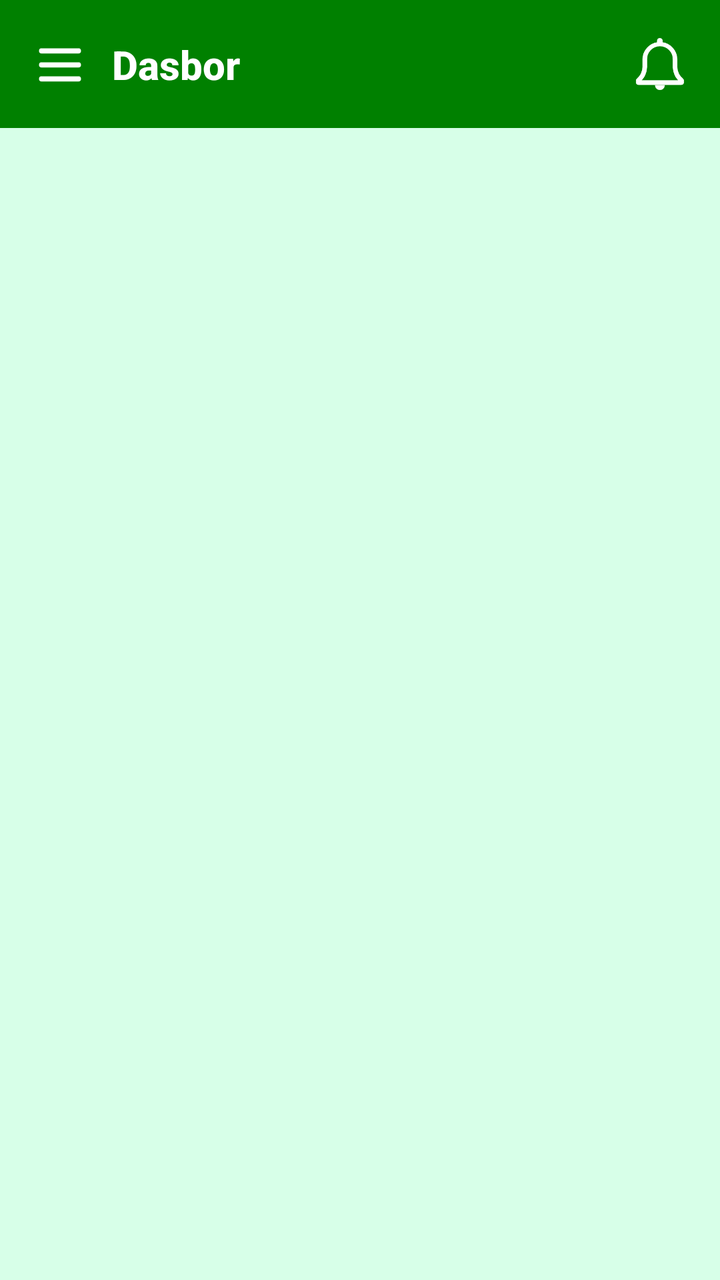
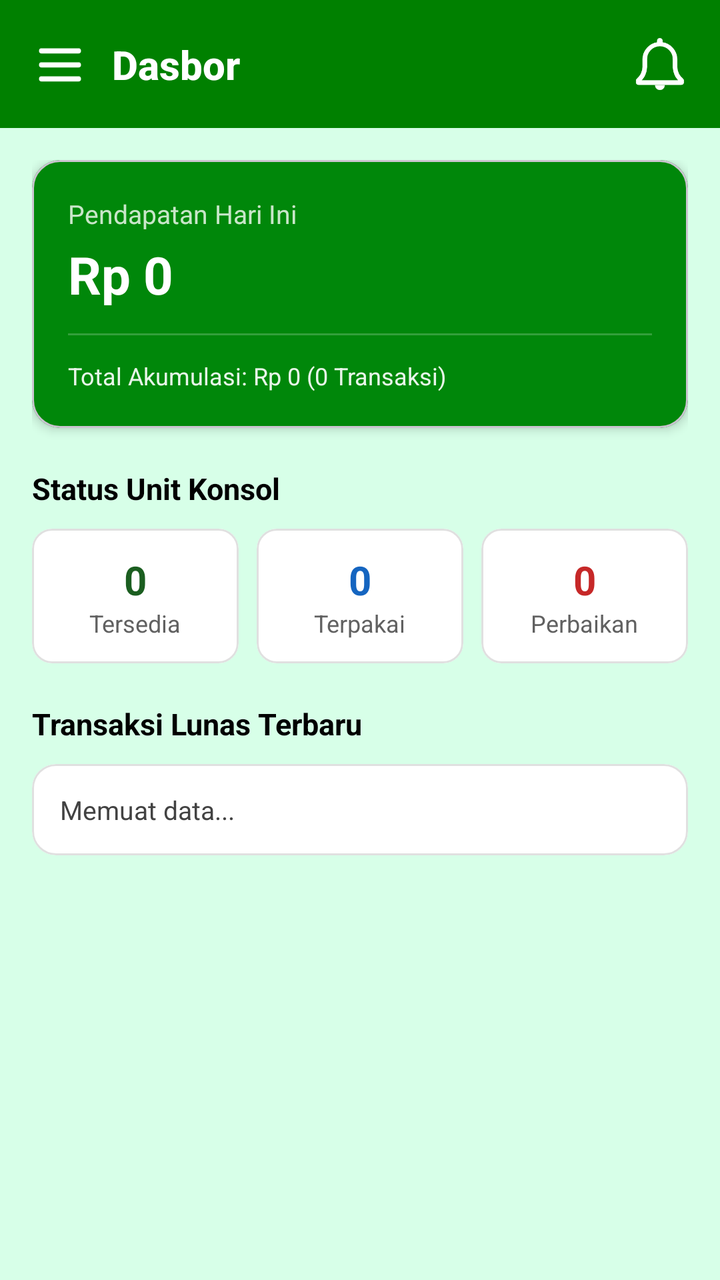

Before-and-after screenshots of an Android layout around one commit, followed by the original layout XML and the change that was made.
<!-- AndroidManifest.xml: application theme Theme.Mrstango -->
<!-- res/layout/fragment_dashboard.xml -->
<?xml version="1.0" encoding="utf-8"?>
<androidx.constraintlayout.widget.ConstraintLayout xmlns:android="http://schemas.android.com/apk/res/android"
    xmlns:tools="http://schemas.android.com/tools"
    android:layout_width="match_parent"
    android:layout_height="match_parent"
    xmlns:app="http://schemas.android.com/apk/res-auto"
    android:background="@color/light_green"
    tools:context=".owner.dashboard.DashboardFragment">

    
    <androidx.appcompat.widget.Toolbar
        android:id="@+id/toolbar"
        android:layout_width="0dp"
        android:layout_height="?attr/actionBarSize"
        android:background="#008000"
        app:contentInsetStart="0dp"
        app:layout_constraintTop_toTopOf="parent"
        app:layout_constraintStart_toStartOf="parent"
        app:layout_constraintEnd_toEndOf="parent">

        <androidx.constraintlayout.widget.ConstraintLayout
            android:layout_width="match_parent"
            android:layout_height="match_parent"
            android:paddingHorizontal="16dp">

            <ImageView
                android:id="@+id/iconMenu"
                android:layout_width="28dp"
                android:layout_height="28dp"
                android:src="@drawable/ic_menu"
                android:contentDescription="Menu"
                app:tint="@android:color/white"
                app:layout_constraintStart_toStartOf="parent"
                app:layout_constraintTop_toTopOf="parent"
                app:layout_constraintBottom_toBottomOf="parent"/>

            <TextView
                android:id="@+id/toolbarTitle"
                android:layout_width="0dp"
                android:layout_height="wrap_content"
                android:layout_marginStart="12dp"
                android:text="Dasbor"
                android:textColor="@android:color/white"
                android:textSize="20sp"
                android:fontFamily="sans-serif-medium"
                android:textStyle="bold"
                app:layout_constraintStart_toEndOf="@id/iconMenu"
                app:layout_constraintEnd_toStartOf="@id/iconNotif"
                app:layout_constraintTop_toTopOf="parent"
                app:layout_constraintBottom_toBottomOf="parent"/>

            <ImageView
                android:id="@+id/iconNotif"
                android:layout_width="28dp"
                android:layout_height="28dp"
                android:src="@drawable/ic_notification"
                android:contentDescription="Notifikasi"
                app:tint="@android:color/white"
                app:layout_constraintEnd_toEndOf="parent"
                app:layout_constraintTop_toTopOf="parent"
                app:layout_constraintBottom_toBottomOf="parent"/>
        </androidx.constraintlayout.widget.ConstraintLayout>
    </androidx.appcompat.widget.Toolbar>

    
    <LinearLayout
        android:id="@+id/contentLayout"
        android:layout_width="0dp"
        android:layout_height="0dp"
        android:orientation="vertical"
        android:paddingHorizontal="18dp"
        android:paddingTop="20dp"
        android:paddingBottom="12dp"
        app:layout_constraintTop_toBottomOf="@id/toolbar"
        app:layout_constraintBottom_toBottomOf="parent"
        app:layout_constraintStart_toStartOf="parent"
        app:layout_constraintEnd_toEndOf="parent">
    </LinearLayout>

</androidx.constraintlayout.widget.ConstraintLayout>
<!-- resources referenced by this layout -->
<resources>
  <color name="light_green">#D7FFE8</color>
  <!-- drawable ic_menu (drawable) -->
  <vector xmlns:android="http://schemas.android.com/apk/res/android"
      android:width="16dp"
      android:height="16dp"
      android:viewportWidth="16"
      android:viewportHeight="16">
    <path
        android:pathData="m2.75,12.25h10.5m-10.5,-4h10.5m-10.5,-4h10.5"
        android:strokeLineJoin="round"
        android:strokeWidth="1.5"
        android:fillColor="#00000000"
        android:strokeColor="@color/black"
        android:strokeLineCap="round"/>
  </vector>
  <!-- drawable ic_notification (drawable) -->
  <vector xmlns:android="http://schemas.android.com/apk/res/android"
      android:width="36dp"
      android:height="36dp"
      android:viewportWidth="36"
      android:viewportHeight="36">
    <path
        android:pathData="M32.51,27.83A14.4,14.4 0,0 1,30 24.9a12.6,12.6 0,0 1,-1.35 -4.81v-4.94A10.81,10.81 0,0 0,19.21 4.4V3.11a1.33,1.33 0,1 0,-2.67 0v1.31a10.81,10.81 0,0 0,-9.33 10.73v4.94a12.6,12.6 0,0 1,-1.35 4.81a14.4,14.4 0,0 1,-2.47 2.93a1,1 0,0 0,-0.34 0.75v1.36a1,1 0,0 0,1 1h27.8a1,1 0,0 0,1 -1v-1.36a1,1 0,0 0,-0.34 -0.75M5.13,28.94a16.2,16.2 0,0 0,2.44 -3a14.2,14.2 0,0 0,1.65 -5.85v-4.94a8.74,8.74 0,1 1,17.47 0v4.94a14.2,14.2 0,0 0,1.65 5.85a16.2,16.2 0,0 0,2.44 3Z"
        android:strokeWidth="1"
        android:strokeColor="@color/black"
        android:fillColor="@color/black"/>
    <path
        android:pathData="M18,34.28A2.67,2.67 0,0 0,20.58 32h-5.26A2.67,2.67 0,0 0,18 34.28"
        android:strokeWidth="1"
        android:strokeColor="@color/black"
        android:fillColor="@color/black"/>
  </vector>
  <style name="Theme.Mrstango" parent="Base.Theme.Mrstango" />
  <color name="black">#FF000000</color>
  <style name="Base.Theme.Mrstango" parent="Theme.Material3.DayNight.NoActionBar">
          
          
      </style>
</resources>

<!-- the commit's change to res/layout/fragment_dashboard.xml (unified diff, before → after) -->
@@ -64,17 +64,221 @@
 
     
     <LinearLayout
-        android:id="@+id/contentLayout"
-        android:layout_width="0dp"
-        android:layout_height="0dp"
+        android:layout_width="match_parent"
+        android:layout_height="wrap_content"
         android:orientation="vertical"
-        android:paddingHorizontal="18dp"
-        android:paddingTop="20dp"
-        android:paddingBottom="12dp"
-        app:layout_constraintTop_toBottomOf="@id/toolbar"
-        app:layout_constraintBottom_toBottomOf="parent"
+        android:padding="16dp"
+        app:layout_constraintEnd_toEndOf="parent"
         app:layout_constraintStart_toStartOf="parent"
-        app:layout_constraintEnd_toEndOf="parent">
+        app:layout_constraintTop_toBottomOf="@+id/toolbar">
+
+        
+        <com.google.android.material.card.MaterialCardView
+            android:layout_width="match_parent"
+            android:layout_height="wrap_content"
+            app:cardBackgroundColor="@color/dark_green"
+            app:cardCornerRadius="14dp"
+            app:cardElevation="3dp">
+
+            <LinearLayout
+                android:layout_width="match_parent"
+                android:layout_height="wrap_content"
+                android:orientation="vertical"
+                android:padding="18dp">
+
+                <TextView
+                    android:layout_width="wrap_content"
+                    android:layout_height="wrap_content"
+                    android:text="Pendapatan Hari Ini"
+                    android:textColor="#C8E6C9"
+                    android:textSize="13sp" />
+
+                <TextView
+                    android:id="@+id/tvTodayRevenue"
+                    android:layout_width="wrap_content"
+                    android:layout_height="wrap_content"
+                    android:layout_marginTop="4dp"
+                    android:text="Rp 0"
+                    android:textColor="@android:color/white"
+                    android:textSize="26sp"
+                    android:textStyle="bold" />
+
+                <View
+                    android:layout_width="match_parent"
+                    android:layout_height="1dp"
+                    android:layout_marginVertical="12dp"
+                    android:background="#33FFFFFF" />
+
+                <TextView
+                    android:id="@+id/tvTotalAllRevenue"
+                    android:layout_width="wrap_content"
+                    android:layout_height="wrap_content"
+                    android:text="Total Akumulasi: Rp 0 (0 Transaksi)"
+                    android:textColor="#E8F5E9"
+                    android:textSize="12sp" />
+            </LinearLayout>
+        </com.google.android.material.card.MaterialCardView>
+
+        
+        <TextView
+            android:layout_width="wrap_content"
+            android:layout_height="wrap_content"
+            android:layout_marginTop="20dp"
+            android:text="Status Unit Konsol"
+            android:textColor="@android:color/black"
+            android:textSize="15sp"
+            android:textStyle="bold" />
+
+        <LinearLayout
+            android:layout_width="match_parent"
+            android:layout_height="wrap_content"
+            android:layout_marginTop="10dp"
+            android:orientation="horizontal">
+
+            <com.google.android.material.card.MaterialCardView
+                android:layout_width="0dp"
+                android:layout_height="wrap_content"
+                android:layout_marginEnd="6dp"
+                android:layout_weight="1"
+                app:cardBackgroundColor="@android:color/white"
+                app:cardCornerRadius="10dp"
+                app:strokeColor="#E0E0E0"
+                app:strokeWidth="1dp">
+
+                <LinearLayout
+                    android:layout_width="match_parent"
+                    android:layout_height="wrap_content"
+                    android:gravity="center"
+                    android:orientation="vertical"
+                    android:padding="12dp">
+
+                    <TextView
+                        android:id="@+id/tvCountAvailable"
+                        android:layout_width="wrap_content"
+                        android:layout_height="wrap_content"
+                        android:text="0"
+                        android:textColor="#1B5E20"
+                        android:textSize="20sp"
+                        android:textStyle="bold" />
+
+                    <TextView
+                        android:layout_width="wrap_content"
+                        android:layout_height="wrap_content"
+                        android:text="Tersedia"
+                        android:textColor="#616161"
+                        android:textSize="12sp" />
+                </LinearLayout>
+            </com.google.android.material.card.MaterialCardView>
+
+            <com.google.android.material.card.MaterialCardView
+                android:layout_width="0dp"
+                android:layout_height="wrap_content"
+                android:layout_marginHorizontal="3dp"
+                android:layout_weight="1"
+                app:cardBackgroundColor="@android:color/white"
+                app:cardCornerRadius="10dp"
+                app:strokeColor="#E0E0E0"
+                app:strokeWidth="1dp">
+
+                <LinearLayout
+                    android:layout_width="match_parent"
+                    android:layout_height="wrap_content"
+                    android:gravity="center"
+                    android:orientation="vertical"
+                    android:padding="12dp">
+
+                    <TextView
+                        android:id="@+id/tvCountActive"
+                        android:layout_width="wrap_content"
+                        android:layout_height="wrap_content"
+                        android:text="0"
+                        android:textColor="#1565C0"
+                        android:textSize="20sp"
+                        android:textStyle="bold" />
+
+                    <TextView
+                        android:layout_width="wrap_content"
+                        android:layout_height="wrap_content"
+                        android:text="Terpakai"
+                        android:textColor="#616161"
+                        android:textSize="12sp" />
+                </LinearLayout>
+            </com.google.android.material.card.MaterialCardView>
+
+            <com.google.android.material.card.MaterialCardView
+                android:layout_width="0dp"
+                android:layout_height="wrap_content"
+                android:layout_marginStart="6dp"
+                android:layout_weight="1"
+                app:cardBackgroundColor="@android:color/white"
+                app:cardCornerRadius="10dp"
+                app:strokeColor="#E0E0E0"
+                app:strokeWidth="1dp">
+
+                <LinearLayout
+                    android:layout_width="match_parent"
+                    android:layout_height="wrap_content"
+                    android:gravity="center"
+                    android:orientation="vertical"
+                    android:padding="12dp">
+
+                    <TextView
+                        android:id="@+id/tvCountMaintenance"
+                        android:layout_width="wrap_content"
+                        android:layout_height="wrap_content"
+                        android:text="0"
+                        android:textColor="#C62828"
+                        android:textSize="20sp"
+                        android:textStyle="bold" />
+
+                    <TextView
+                        android:layout_width="wrap_content"
+                        android:layout_height="wrap_content"
+                        android:text="Perbaikan"
+                        android:textColor="#616161"
+                        android:textSize="12sp" />
+                </LinearLayout>
+            </com.google.android.material.card.MaterialCardView>
+        </LinearLayout>
+
+        
+        <TextView
+            android:layout_width="wrap_content"
+            android:layout_height="wrap_content"
+            android:layout_marginTop="20dp"
+            android:text="Transaksi Lunas Terbaru"
+            android:textColor="@android:color/black"
+            android:textSize="15sp"
+            android:textStyle="bold" />
+
+        <com.google.android.material.card.MaterialCardView
+            android:layout_width="match_parent"
+            android:layout_height="wrap_content"
+            android:layout_marginTop="10dp"
+            app:cardBackgroundColor="@android:color/white"
+            app:cardCornerRadius="12dp"
+            app:strokeColor="#E0E0E0"
+            app:strokeWidth="1dp">
+
+            <TextView
+                android:id="@+id/tvRecentTransactions"
+                android:layout_width="match_parent"
+                android:layout_height="wrap_content"
+                android:lineSpacingExtra="6dp"
+                android:padding="14dp"
+                android:text="Memuat data..."
+                android:textColor="#424242"
+                android:textSize="13sp" />
+        </com.google.android.material.card.MaterialCardView>
+
+        <ProgressBar
+            android:id="@+id/progressBar"
+            android:layout_width="wrap_content"
+            android:layout_height="wrap_content"
+            android:layout_gravity="center_horizontal"
+            android:layout_marginTop="16dp"
+            android:visibility="gone" />
+
     </LinearLayout>
 
 </androidx.constraintlayout.widget.ConstraintLayout>
<!-- resource entries referenced after the edit -->
@@ -1,5 +1,6 @@
 <!-- resources referenced by this layout -->
 <resources>
+  <color name="dark_green">#00870A</color>
   <color name="light_green">#D7FFE8</color>
   <!-- drawable ic_menu (drawable) -->
   <vector xmlns:android="http://schemas.android.com/apk/res/android"
